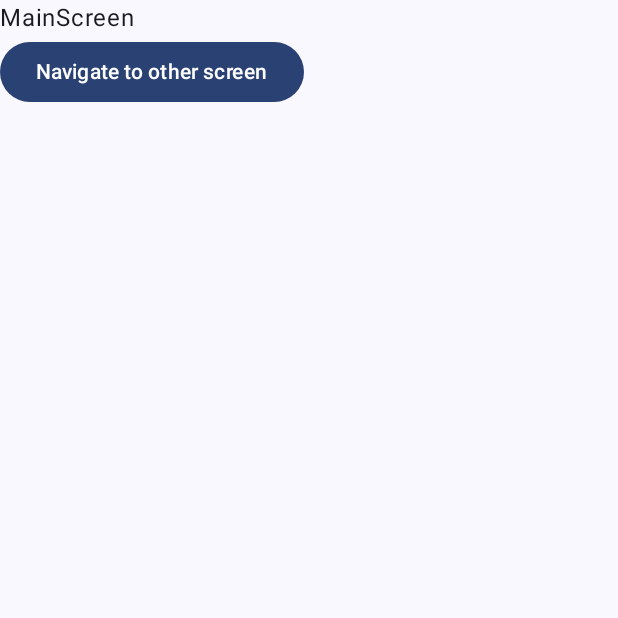
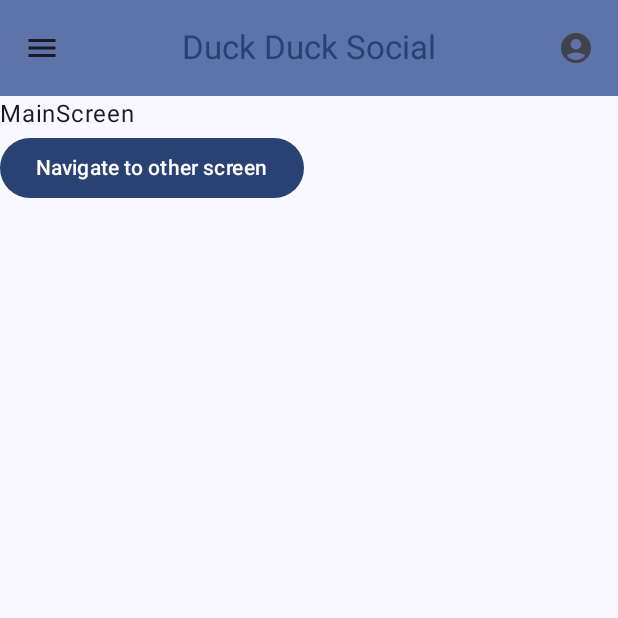
Before and after one commit to CPNV-ES/GUI2-TAB, an Android app built with Jetpack Compose: the screen it shows after launch (MainActivity), on a phone screen of 412 x 824 dp, the top half of it. Run offline under Robolectric (Android 15) with nearby library versions, the phone set to English and light mode, and no system bars.

Commit message:
Feat: Add top app bar to MainScreen

```diff
--- a/app/src/main/java/ch/cnpv/gui2/ui/screen/MainScreen.kt
+++ b/app/src/main/java/ch/cnpv/gui2/ui/screen/MainScreen.kt
@@ -3,17 +3,61 @@ package ch.cnpv.gui2.ui.screen
 import androidx.compose.foundation.layout.Column
 import androidx.compose.foundation.layout.fillMaxSize
 import androidx.compose.foundation.layout.padding
+import androidx.compose.material.icons.Icons
+import androidx.compose.material.icons.filled.AccountCircle
+import androidx.compose.material.icons.filled.Menu
 import androidx.compose.material3.Button
+import androidx.compose.material3.CenterAlignedTopAppBar
+import androidx.compose.material3.ExperimentalMaterial3Api
+import androidx.compose.material3.Icon
+import androidx.compose.material3.IconButton
+import androidx.compose.material3.MaterialTheme
 import androidx.compose.material3.Scaffold
 import androidx.compose.material3.Text
+import androidx.compose.material3.TopAppBarDefaults
 import androidx.compose.runtime.Composable
 import androidx.compose.ui.Modifier
+import androidx.compose.ui.text.style.TextOverflow
 import androidx.compose.ui.tooling.preview.Preview
 import ch.cnpv.gui2.ui.theme.AppTheme
 
+@OptIn(ExperimentalMaterial3Api::class)
 @Composable
 fun MainScreen(onNavigateOtherClick: () -> Unit) {
-    Scaffold(modifier = Modifier.fillMaxSize()) { innerPadding ->
+    Scaffold(
+        modifier = Modifier.fillMaxSize(),
+        topBar = {
+            CenterAlignedTopAppBar(
+                colors = TopAppBarDefaults.topAppBarColors(
+                    containerColor = MaterialTheme.colorScheme.primaryContainer,
+                    titleContentColor = MaterialTheme.colorScheme.primary,
+                ),
+                title = {
+                    Text(
+                        "Duck Duck Social",
+                        maxLines = 1,
+                        overflow = TextOverflow.Ellipsis
+                    )
+                },
+                actions = {
+                    IconButton(onClick = { /* do something */ }) {
+                        Icon(
+                            imageVector = Icons.Default.AccountCircle,
+                            contentDescription = "Localized description"
+                        )
+                    }
+                },
+                navigationIcon = {
+                    IconButton(onClick = { /* do something */ }) {
+                        Icon(
+                            imageVector = Icons.Filled.Menu,
+                            contentDescription = "Localized description"
+                        )
+                    }
+                },
+            )
+        }
+    ) { innerPadding ->
         Column(modifier = Modifier.padding(innerPadding)) {
             Text("MainScreen")
             Button(
```
